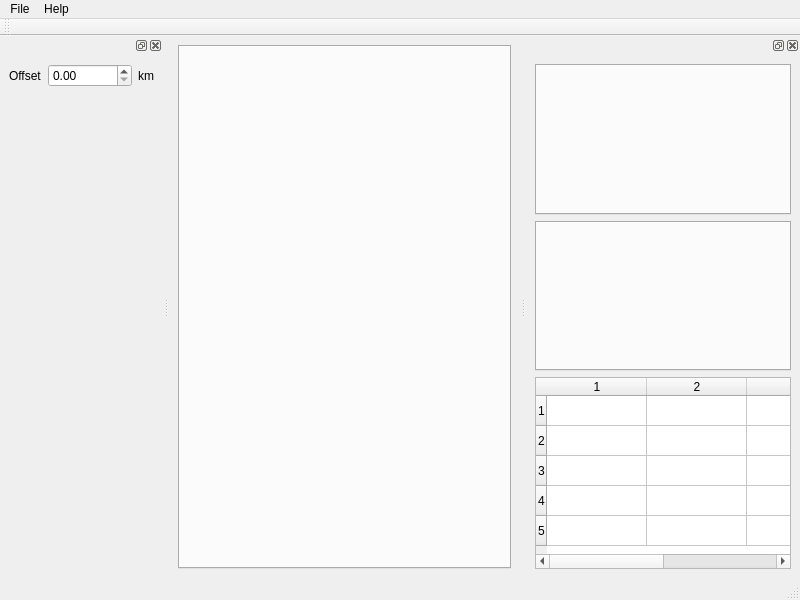
Old version of the form form.ui in the repository bgallois/LapsAnalyzer.
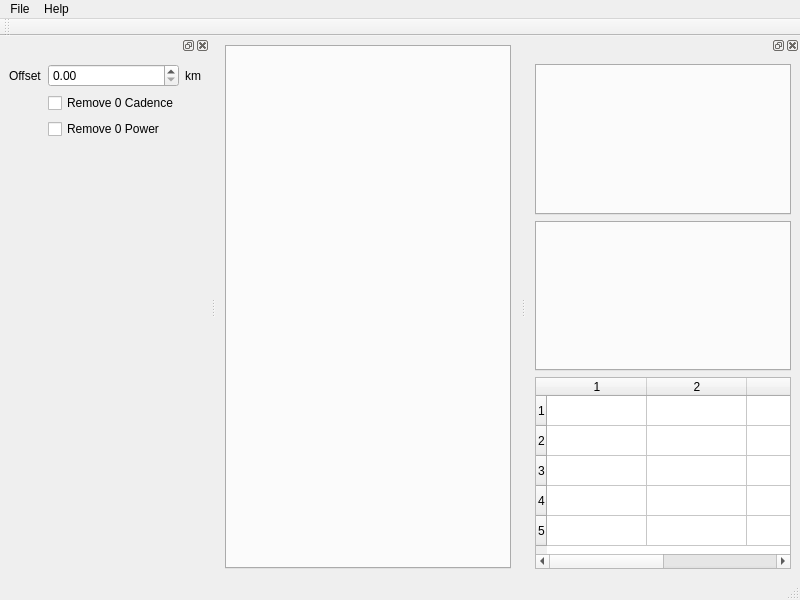
New version of the form.

Commit message: [add] add remove zeros option

Diff of the .ui file:
```diff
--- a/form.ui
+++ b/form.ui
@@ -113,10 +113,10 @@
        </property>
       </widget>
      </item>
-     <item row="0" column="2">
-      <widget class="QLabel" name="label_2">
+     <item row="1" column="1">
+      <widget class="QCheckBox" name="cdZero">
        <property name="text">
-        <string>km</string>
+        <string>Remove 0 Cadence</string>
        </property>
       </widget>
      </item>
@@ -127,7 +127,7 @@
        </property>
       </widget>
      </item>
-     <item row="1" column="1">
+     <item row="3" column="1">
       <spacer name="verticalSpacer">
        <property name="orientation">
         <enum>Qt::Vertical</enum>
@@ -140,6 +140,20 @@
        </property>
       </spacer>
      </item>
+     <item row="0" column="2">
+      <widget class="QLabel" name="label_2">
+       <property name="text">
+        <string>km</string>
+       </property>
+      </widget>
+     </item>
+     <item row="2" column="1">
+      <widget class="QCheckBox" name="pwZero">
+       <property name="text">
+        <string>Remove 0 Power</string>
+       </property>
+      </widget>
+     </item>
     </layout>
    </widget>
   </widget>
```
The commit also changes 2 other files.
